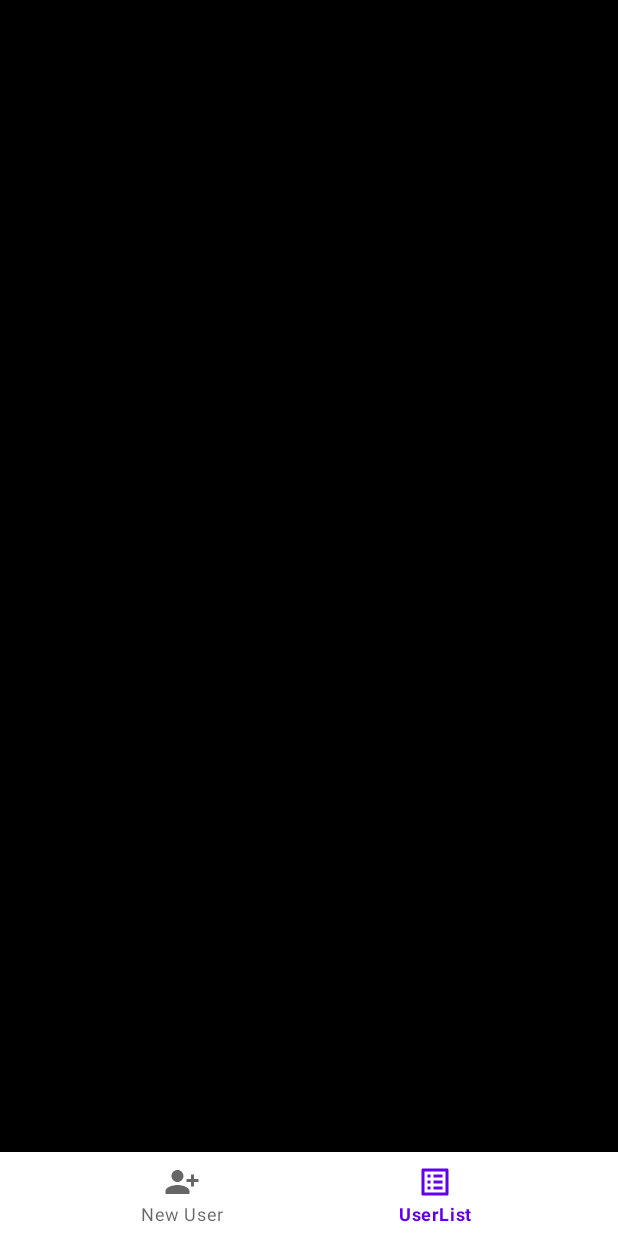
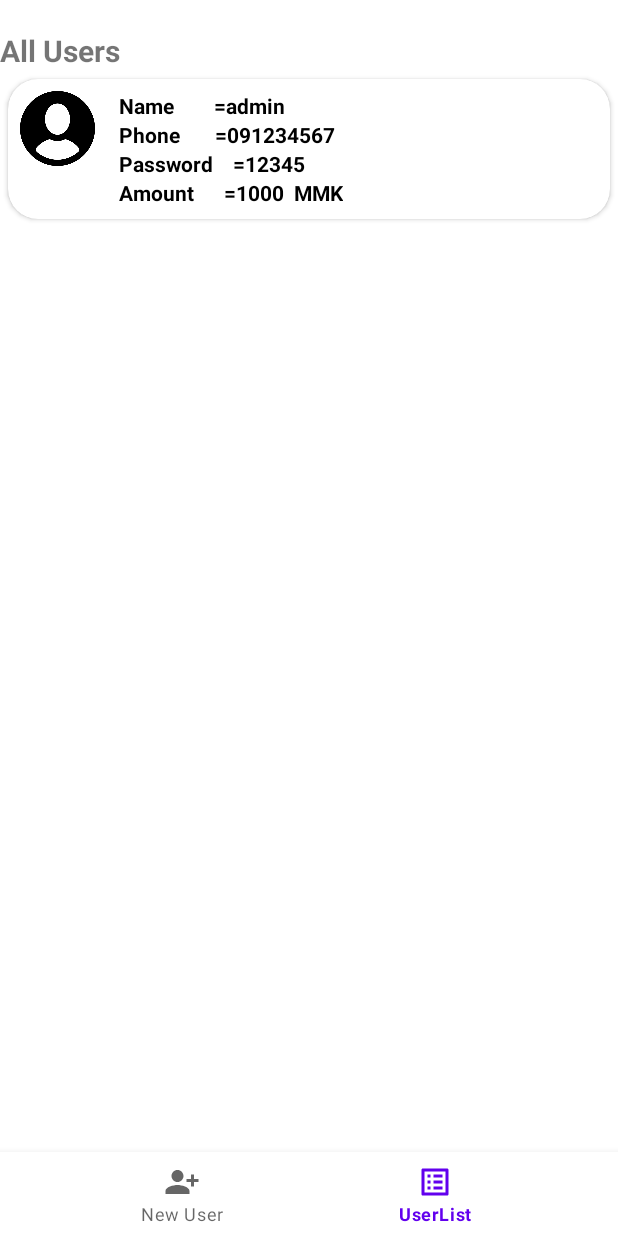
Before and after one commit to dev-mgkaung/ETopup, an Android app: the UserListFragment screen opened through its navigation route, on a phone screen of 412 x 824 dp. Run offline under Robolectric (Android 15) with nearby library versions, the phone set to English and light mode, and no system bars; our stand-ins replace ButterKnife, Room's generated code, navigation-ui.

Commit message:
show user list

```diff
--- /dev/null
+++ b/app/src/main/java/mm/etopup/com/adapters/UserListAdapter.java
@@ -0,0 +1,44 @@
+package mm.etopup.com.adapters;
+
+
+import android.content.Context;
+import android.view.LayoutInflater;
+import android.view.View;
+import android.view.ViewGroup;
+
+import androidx.annotation.NonNull;
+
+import java.util.ArrayList;
+
+import mm.etopup.com.R;
+import mm.etopup.com.base.adapter.BaseRecyclerAdapter;
+import mm.etopup.com.base.views.holders.BaseViewHolder;
+import mm.etopup.com.database.entity.UserEntity;
+import mm.etopup.com.viewholder.UserViewHolder;
+
+public class UserListAdapter<T extends BaseViewHolder, W> extends BaseRecyclerAdapter<T, W> {
+
+    public UserListAdapter(Context context ) {
+        super(context);
+        mLayoutInflater = LayoutInflater.from(context);
+    }
+
+    @NonNull
+    @Override
+    public T onCreateViewHolder(@NonNull ViewGroup parent, int i) {
+        View view = LayoutInflater.from(parent.getContext())
+                .inflate(R.layout.user_list_layout, parent, false);
+        return (T) new UserViewHolder<>(view);
+    }
+
+    @Override
+    public void onBindViewHolder(@NonNull T holder, int position) {
+        if (holder instanceof UserViewHolder) {
+            UserViewHolder userViewHolder = (UserViewHolder) holder;
+            if(userViewHolder!=null) {
+                userViewHolder.bindData(mData.get(position),(ArrayList<UserEntity>)mData,position);
+            }
+        }
+    }
+
+}
--- a/app/src/main/java/mm/etopup/com/fragment/admin/NewUserFragment.java
+++ b/app/src/main/java/mm/etopup/com/fragment/admin/NewUserFragment.java
@@ -89,6 +89,7 @@ public class NewUserFragment extends Fragment {
                         System.out.println(timestamp.getTime());
                         userEntity.user_id = timestamp.getTime();
                         userEntity.user_type = "user";
+                        userEntity.user_name = ed_username.getText().toString();
                         userEntity.balance = Integer.parseInt(ed_user_balance.getText().toString());
                         userEntity.phone_number = ed_user_phone.getText().toString();
                         userEntity.password = ed_new_password.getText().toString();
--- a/app/src/main/java/mm/etopup/com/fragment/admin/UserListFragment.java
+++ b/app/src/main/java/mm/etopup/com/fragment/admin/UserListFragment.java
@@ -1,21 +1,72 @@
 package mm.etopup.com.fragment.admin;
 
+import android.content.DialogInterface;
 import android.os.Bundle;
 import android.view.LayoutInflater;
 import android.view.View;
 import android.view.ViewGroup;
+import android.widget.Toast;
+
 import androidx.annotation.NonNull;
+import androidx.annotation.Nullable;
+import androidx.appcompat.app.AlertDialog;
 import androidx.fragment.app.Fragment;
+import androidx.lifecycle.Observer;
+import androidx.lifecycle.ViewModelProviders;
+import androidx.recyclerview.widget.LinearLayoutManager;
+import androidx.recyclerview.widget.RecyclerView;
+
+import java.util.List;
+
+import butterknife.BindView;
+import butterknife.ButterKnife;
 import mm.etopup.com.R;
+import mm.etopup.com.adapters.UserListAdapter;
+import mm.etopup.com.database.entity.UserEntity;
+import mm.etopup.com.presenter.AdminPresenter;
 
 public class UserListFragment extends Fragment {
 
+    @BindView(R.id.userList)
+    RecyclerView userList;
+
+    AdminPresenter adminPresenter;
+    UserListAdapter adapter;
 
     public View onCreateView(@NonNull LayoutInflater inflater,
                              ViewGroup container, Bundle savedInstanceState) {
 
         View root = inflater.inflate(R.layout.fragment_user_list, container, false);
-
+        ButterKnife.bind(this, root);
+        initPresenter();
+        setUpRecyclerView();
         return root;
     }
+
+    private void initPresenter()
+    {
+        adminPresenter= ViewModelProviders.of(this).get(AdminPresenter.class);
+        adminPresenter.initPresenter(getActivity());
+    }
+
+    public void setUpRecyclerView()
+    {
+
+        adapter = new UserListAdapter(getActivity());
+        userList.setAdapter(adapter);
+        RecyclerView.LayoutManager llm = new LinearLayoutManager(getActivity(), LinearLayoutManager.VERTICAL, false);
+        userList.setLayoutManager(llm);
+
+        adminPresenter.getAllUser().observe(getActivity(), new Observer<List<UserEntity> >() {
+            @Override
+            public void onChanged(@Nullable final List<UserEntity> userlist) {
+                if (userlist != null) {
+                    adapter.setNewData(userlist);
+                    userList.setScrollContainer(true);
+                    userList.computeVerticalScrollExtent();
+                   }
+            }
+        });
+
+    }
 }
--- a/app/src/main/java/mm/etopup/com/presenter/AdminPresenter.java
+++ b/app/src/main/java/mm/etopup/com/presenter/AdminPresenter.java
@@ -3,6 +3,8 @@ package mm.etopup.com.presenter;
 import android.content.Context;
 
 import androidx.lifecycle.LiveData;
+
+import java.util.List;
 
 import mm.etopup.com.base.presenter.BasePresenter;
 import mm.etopup.com.database.AppDatabase;
@@ -27,4 +29,8 @@ public class AdminPresenter extends BasePresenter {
         return mAppDatabase.userDao().checkPhoneNumber(phone);
     }
 
+    public LiveData<List<UserEntity>> getAllUser(){
+        return mAppDatabase.userDao().getAllUser();
+    }
+
 }
--- /dev/null
+++ b/app/src/main/java/mm/etopup/com/viewholder/UserListItemView.java
@@ -0,0 +1,63 @@
+package mm.etopup.com.viewholder;
+
+
+import android.content.Context;
+import android.util.AttributeSet;
+import android.widget.LinearLayout;
+import android.widget.TextView;
+
+import androidx.annotation.Nullable;
+
+import java.util.ArrayList;
+
+import butterknife.BindView;
+import butterknife.ButterKnife;
+import mm.etopup.com.R;
+import mm.etopup.com.database.entity.UserEntity;
+
+public class UserListItemView extends LinearLayout {
+
+    @BindView(R.id.ul_name)
+    TextView ul_name;
+    @BindView(R.id.ul_phone)
+    TextView ul_phone;
+    @BindView(R.id.ul_password)
+    TextView ul_password;
+    @BindView(R.id.ul_amount)
+    TextView ul_amount;
+
+    Context context;
+    UserEntity data;
+    ArrayList<UserEntity> datalist;
+    int position;
+
+    public UserListItemView(Context context) {
+        super(context);
+        this.context = context;
+    }
+
+    public UserListItemView(Context context, @Nullable AttributeSet attrs) {
+        super(context, attrs);
+        this.context = context;
+    }
+
+    public UserListItemView(Context context, @Nullable AttributeSet attrs, int defStyleAttr) {
+        super(context, attrs, defStyleAttr);
+        this.context = context;
+    }
+
+    @Override
+    protected void onFinishInflate() {
+        super.onFinishInflate();
+        ButterKnife.bind(this, this);
+    }
+
+    public void bind( UserEntity data) {
+        this.data = data;
+        ul_name.setText    ("Name        =" +data.user_name);
+        ul_amount.setText  ("Amount      =" +data.balance+"  MMK");
+        ul_password.setText("Password    =" +data.password);
+        ul_phone.setText   ("Phone       ="+data.phone_number);
+    }
+
+}
--- /dev/null
+++ b/app/src/main/java/mm/etopup/com/viewholder/UserViewHolder.java
@@ -0,0 +1,44 @@
+package mm.etopup.com.viewholder;
+
+import android.view.LayoutInflater;
+import android.view.View;
+import android.widget.LinearLayout;
+
+import java.util.ArrayList;
+
+import butterknife.BindView;
+import butterknife.ButterKnife;
+import mm.etopup.com.R;
+import mm.etopup.com.base.views.holders.BaseViewHolder;
+import mm.etopup.com.database.entity.UserEntity;
+
+public class UserViewHolder <T> extends BaseViewHolder<T> {
+
+    @BindView(R.id.list)
+    LinearLayout list;
+
+    public UserViewHolder(View itemView) {
+        super(itemView);
+        ButterKnife.bind(this, itemView);
+    }
+
+    @Override
+    public void bind(T data) {
+
+    }
+
+    public void bindData(T data, ArrayList<UserEntity> dataList, int position) {
+        if (data instanceof UserEntity){
+            UserEntity item = (UserEntity) data;
+            list.removeAllViews();
+            UserListItemView userListItemView = (UserListItemView) LayoutInflater.from(itemView.getContext()).inflate(R.layout.user_list_item_layout,list,false);
+            userListItemView.bind(item);
+            list.addView(userListItemView);
+        }
+    }
+
+    @Override
+    public void onClick(View v) {
+
+    }
+}
--- a/app/src/main/res/layout/fragment_user_list.xml
+++ b/app/src/main/res/layout/fragment_user_list.xml
@@ -1,22 +1,26 @@
 <?xml version="1.0" encoding="utf-8"?>
-<androidx.constraintlayout.widget.ConstraintLayout xmlns:android="http://schemas.android.com/apk/res/android"
+<LinearLayout xmlns:android="http://schemas.android.com/apk/res/android"
     xmlns:app="http://schemas.android.com/apk/res-auto"
     xmlns:tools="http://schemas.android.com/tools"
     android:layout_width="match_parent"
     android:layout_height="match_parent"
-    android:background="@color/black"
+    android:background="@color/white"
+    android:orientation="vertical"
+    android:layout_marginBottom="40dp"
     tools:context=".fragment.admin.UserListFragment">
 
-    <TextView
-        android:id="@+id/text_notifications"
-        android:layout_width="match_parent"
-        android:layout_height="wrap_content"
-        android:layout_marginStart="8dp"
-        android:layout_marginTop="8dp"
-        android:layout_marginEnd="8dp"
-        android:textSize="20sp"
-        app:layout_constraintBottom_toBottomOf="parent"
-        app:layout_constraintEnd_toEndOf="parent"
-        app:layout_constraintStart_toStartOf="parent"
-        app:layout_constraintTop_toTopOf="parent" />
-</androidx.constraintlayout.widget.ConstraintLayout>
+
+       <TextView
+           android:layout_width="match_parent"
+           android:layout_height="wrap_content"
+           android:text="All Users"
+           android:textStyle="bold"
+           android:textSize="20sp"
+           android:layout_marginTop="@dimen/loginViewsMargin"/>
+       <androidx.recyclerview.widget.RecyclerView
+           android:layout_width="match_parent"
+           android:layout_height="match_parent"
+           android:layout_marginBottom="40dp"
+           android:id="@+id/userList"/>
+
+</LinearLayout>
--- /dev/null
+++ b/app/src/main/res/layout/user_list_item_layout.xml
@@ -0,0 +1,68 @@
+<?xml version="1.0" encoding="utf-8"?>
+<mm.etopup.com.viewholder.UserListItemView
+    xmlns:android="http://schemas.android.com/apk/res/android"
+    xmlns:app="http://schemas.android.com/apk/res-auto"
+    android:layout_width="match_parent"
+    android:layout_height="wrap_content">
+
+<androidx.cardview.widget.CardView
+    xmlns:android="http://schemas.android.com/apk/res/android"
+    xmlns:app="http://schemas.android.com/apk/res-auto"
+    app:cardCornerRadius="@dimen/loginCardRadius"
+    android:layout_width="match_parent"
+    android:layout_height="wrap_content"
+    android:elevation="8dp"
+    android:layout_gravity="center"
+    android:layout_margin="5dp"
+    android:padding="10dp"
+    android:layout_marginRight="10dp"
+    android:background="@color/white">
+    <LinearLayout
+        android:layout_width="match_parent"
+        android:layout_height="wrap_content"
+        android:orientation="horizontal">
+        <ImageView
+            android:layout_width="50dp"
+            android:layout_height="50dp"
+            android:layout_margin="8dp"
+            android:src="@drawable/admin"/>
+        <LinearLayout
+            android:layout_margin="8dp"
+            android:layout_width="match_parent"
+            android:layout_height="wrap_content"
+            android:orientation="vertical">
+            <TextView
+                android:layout_width="wrap_content"
+                android:layout_height="wrap_content"
+                android:textColor="@color/black"
+                android:textStyle="bold"
+                android:textSize="14sp"
+                android:id="@+id/ul_name"/>
+            <TextView
+                android:layout_width="wrap_content"
+                android:layout_height="wrap_content"
+                android:textColor="@color/black"
+                android:textStyle="bold"
+                android:textSize="14sp"
+                android:id="@+id/ul_phone"/>
+            <TextView
+                android:layout_width="wrap_content"
+                android:layout_height="wrap_content"
+                android:textColor="@color/black"
+                android:textStyle="bold"
+                android:textSize="14sp"
+                android:id="@+id/ul_password"/>
+            <TextView
+                android:layout_width="wrap_content"
+                android:layout_height="wrap_content"
+                android:textColor="@color/black"
+                android:textStyle="bold"
+                android:textSize="14sp"
+                android:id="@+id/ul_amount"/>
+        </LinearLayout>
+    </LinearLayout>
+
+
+</androidx.cardview.widget.CardView>
+
+</mm.etopup.com.viewholder.UserListItemView>
--- /dev/null
+++ b/app/src/main/res/layout/user_list_layout.xml
@@ -0,0 +1,8 @@
+<?xml version="1.0" encoding="utf-8"?>
+<LinearLayout
+    android:id="@+id/list"
+    xmlns:android="http://schemas.android.com/apk/res/android"
+    android:orientation="vertical"
+    android:layout_width="match_parent"
+    android:layout_height="wrap_content">
+</LinearLayout>
```
